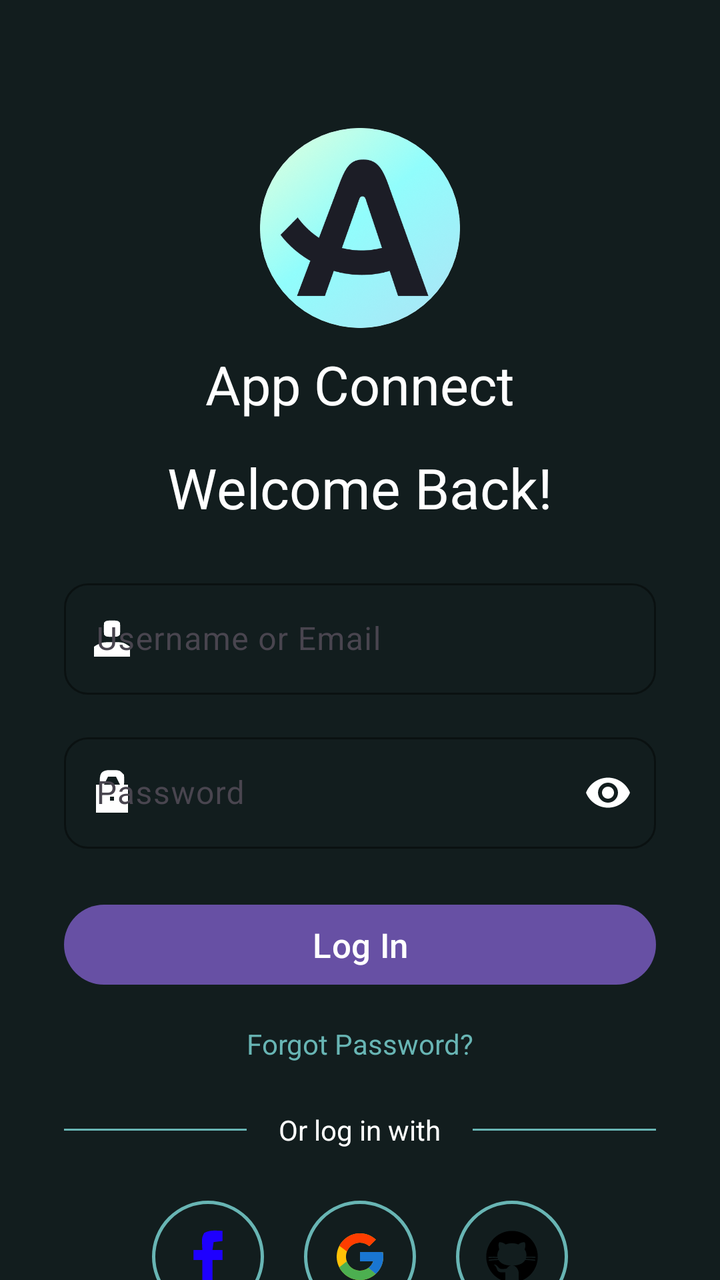
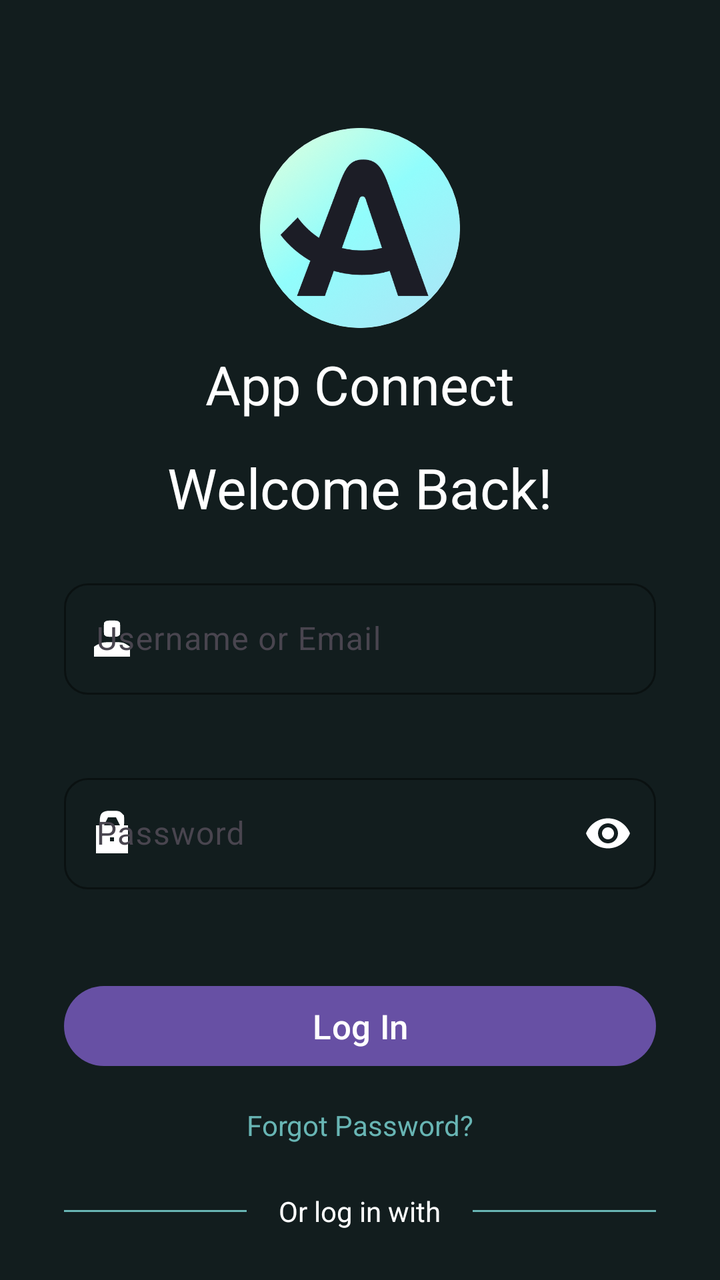

Two renders of the same Android screen: before a commit and after it. Below are the layout's source before the change and the commit's diff.
<!-- AndroidManifest.xml: application theme Theme.LoginForm -->
<!-- res/layout/activity_main.xml -->
<?xml version="1.0" encoding="utf-8"?>
<androidx.constraintlayout.widget.ConstraintLayout xmlns:android="http://schemas.android.com/apk/res/android"
    xmlns:app="http://schemas.android.com/apk/res-auto"
    xmlns:tools="http://schemas.android.com/tools"
    android:id="@+id/main"
    android:layout_width="match_parent"
    android:layout_height="match_parent"
    android:background="@color/background_dark"
    tools:context=".MainActivity">

    <ImageView
        android:id="@+id/logo"
        android:layout_width="100dp"
        android:layout_height="100dp"
        android:layout_marginTop="64dp"
        android:background="@drawable/circle_shape"
        android:clipToOutline="true"
        android:contentDescription="@string/logo_desc"
        android:scaleType="centerCrop"
        android:src="@drawable/logo"
        tools:targetApi="21"
        app:layout_constraintEnd_toEndOf="parent"
        app:layout_constraintStart_toStartOf="parent"
        app:layout_constraintTop_toTopOf="parent" />

    <TextView
        android:id="@+id/tvApp"
        android:layout_width="wrap_content"
        android:layout_height="wrap_content"
        android:layout_marginTop="10dp"
        android:text="App Connect"
        android:textSize="27sp"
        android:textColor="@color/white"
        app:layout_constraintEnd_toEndOf="parent"
        app:layout_constraintStart_toStartOf="parent"
        app:layout_constraintTop_toBottomOf="@+id/logo" />

    <TextView
        android:id="@+id/tvMessage"
        android:layout_width="wrap_content"
        android:layout_height="wrap_content"
        android:text="Welcome Back!"
        android:textSize="28sp"
        android:layout_marginTop="15dp"
        android:textColor="@color/white"
        app:layout_constraintEnd_toEndOf="parent"
        app:layout_constraintStart_toStartOf="parent"
        app:layout_constraintTop_toBottomOf="@+id/tvApp" />

    <com.google.android.material.textfield.TextInputLayout
        android:id="@+id/usernameLayout"
        android:layout_width="0dp"
        android:layout_height="wrap_content"
        android:layout_marginStart="32dp"
        android:layout_marginEnd="32dp"
        android:layout_marginTop="24dp"
        android:hint="@string/username_hint"
        app:boxBackgroundMode="outline"
        app:boxCornerRadiusTopStart="12dp"
        app:boxCornerRadiusTopEnd="12dp"
        app:boxCornerRadiusBottomStart="12dp"
        app:boxCornerRadiusBottomEnd="12dp"
        app:boxStrokeColor="@color/brand_teal"
        app:hintTextColor="@color/brand_teal"
        app:startIconDrawable="@drawable/username_24"
        app:startIconTint="@color/white"
        app:layout_constraintEnd_toEndOf="parent"
        app:layout_constraintStart_toStartOf="parent"
        app:layout_constraintTop_toBottomOf="@+id/tvMessage">

        <com.google.android.material.textfield.TextInputEditText
            android:id="@+id/usernameEditText"
            android:layout_width="match_parent"
            android:layout_height="wrap_content"
            android:inputType="text"
            android:imeOptions="actionNext"
            android:maxLines="1"
            android:textColor="@color/white" />

    </com.google.android.material.textfield.TextInputLayout>

    <com.google.android.material.textfield.TextInputLayout
        android:id="@+id/passwordLayout"
        android:layout_width="0dp"
        android:layout_height="wrap_content"
        android:layout_marginStart="32dp"
        android:layout_marginEnd="32dp"
        android:layout_marginTop="16dp"
        android:hint="@string/password_hint"
        app:boxBackgroundMode="outline"
        app:boxCornerRadiusTopStart="12dp"
        app:boxCornerRadiusTopEnd="12dp"
        app:boxCornerRadiusBottomStart="12dp"
        app:boxCornerRadiusBottomEnd="12dp"
        app:boxStrokeColor="@color/brand_teal"
        app:hintTextColor="@color/brand_teal"
        app:startIconDrawable="@drawable/password_24"
        app:startIconTint="@color/white"
        app:endIconMode="password_toggle"
        app:endIconTint="@color/white"
        app:layout_constraintEnd_toEndOf="parent"
        app:layout_constraintStart_toStartOf="parent"
        app:layout_constraintTop_toBottomOf="@+id/usernameLayout">

        <com.google.android.material.textfield.TextInputEditText
            android:id="@+id/passwordEditText"
            android:layout_width="match_parent"
            android:layout_height="wrap_content"
            android:inputType="textPassword"
            android:imeOptions="actionDone"
            android:maxLines="1"
            android:textColor="@color/white" />

    </com.google.android.material.textfield.TextInputLayout>

    <Button
        android:id="@+id/btnLogin"
        android:layout_width="0dp"
        android:layout_height="wrap_content"
        android:layout_marginStart="32dp"
        android:layout_marginEnd="32dp"
        android:layout_marginTop="24dp"
        android:text="@string/login_button"
        android:textSize="17sp"
        app:layout_constraintEnd_toEndOf="parent"
        app:layout_constraintStart_toStartOf="parent"
        app:layout_constraintTop_toBottomOf="@+id/passwordLayout" />

    <TextView
        android:id="@+id/tvForgotPassword"
        android:layout_width="wrap_content"
        android:layout_height="wrap_content"
        android:layout_marginTop="16dp"
        android:clickable="true"
        android:focusable="true"
        android:text="@string/forgot_password"
        android:textColor="@color/brand_teal"
        android:textSize="14sp"
        app:layout_constraintEnd_toEndOf="parent"
        app:layout_constraintStart_toStartOf="parent"
        app:layout_constraintTop_toBottomOf="@+id/btnLogin" />

    <LinearLayout
        android:id="@+id/dividerLayout"
        android:layout_width="0dp"
        android:layout_height="wrap_content"
        android:layout_marginStart="32dp"
        android:layout_marginEnd="32dp"
        android:layout_marginTop="24dp"
        android:gravity="center_vertical"
        android:orientation="horizontal"
        app:layout_constraintEnd_toEndOf="parent"
        app:layout_constraintStart_toStartOf="parent"
        app:layout_constraintTop_toBottomOf="@+id/tvForgotPassword">

        <View
            android:layout_width="0dp"
            android:layout_height="1dp"
            android:layout_weight="1"
            android:background="@color/brand_teal" />

        <TextView
            android:layout_width="wrap_content"
            android:layout_height="wrap_content"
            android:layout_marginStart="16dp"
            android:layout_marginEnd="16dp"
            android:text="@string/or_login_with"
            android:textColor="@color/white"
            android:textSize="14sp" />

        <View
            android:layout_width="0dp"
            android:layout_height="1dp"
            android:layout_weight="1"
            android:background="@color/brand_teal" />

    </LinearLayout>

    <LinearLayout
        android:id="@+id/socialLayout"
        android:layout_width="wrap_content"
        android:layout_height="wrap_content"
        android:layout_marginTop="16dp"
        android:orientation="horizontal"
        app:layout_constraintEnd_toEndOf="parent"
        app:layout_constraintStart_toStartOf="parent"
        app:layout_constraintTop_toBottomOf="@+id/dividerLayout">

        <ImageView
            android:id="@+id/btnFacebook"
            android:layout_width="56dp"
            android:layout_height="56dp"
            android:layout_margin="10dp"
            android:background="@drawable/social_button_bg"
            android:clickable="true"
            android:contentDescription="@string/facebook_desc"
            android:focusable="true"
            android:padding="14dp"
            android:src="@drawable/facebook" />

        <ImageView
            android:id="@+id/btnGoogle"
            android:layout_width="56dp"
            android:layout_height="56dp"
            android:layout_margin="10dp"
            android:background="@drawable/social_button_bg"
            android:clickable="true"
            android:contentDescription="@string/google_desc"
            android:focusable="true"
            android:padding="14dp"
            android:src="@drawable/google" />

        <ImageView
            android:id="@+id/btnGithub"
            android:layout_width="56dp"
            android:layout_height="56dp"
            android:layout_margin="10dp"
            android:background="@drawable/social_button_bg"
            android:clickable="true"
            android:contentDescription="@string/github_desc"
            android:focusable="true"
            android:padding="14dp"
            android:src="@drawable/github" />

    </LinearLayout>

    <TextView
        android:id="@+id/tvSignUp"
        android:layout_width="wrap_content"
        android:layout_height="wrap_content"
        android:layout_marginTop="12dp"
        android:layout_marginBottom="32dp"
        android:text="@string/signup_prompt"
        android:textColor="@color/white"
        android:textSize="14sp"
        app:layout_constraintBottom_toBottomOf="parent"
        app:layout_constraintEnd_toEndOf="parent"
        app:layout_constraintStart_toStartOf="parent"
        app:layout_constraintTop_toBottomOf="@+id/socialLayout" />





</androidx.constraintlayout.widget.ConstraintLayout>
<!-- resources referenced by this layout -->
<resources>
  <color name="background_dark">#121d1e</color>
  <color name="brand_teal">#68b5b4</color>
  <color name="white">#FFFFFFFF</color>
  <!-- drawable circle_shape (drawable) -->
  <?xml version="1.0" encoding="utf-8"?>
  <shape xmlns:android="http://schemas.android.com/apk/res/android"
      android:shape="oval">
      <solid android:color="@android:color/white" />
  </shape>
  <!-- drawable facebook (drawable) -->
  <vector xmlns:android="http://schemas.android.com/apk/res/android"
      android:width="50dp"
      android:height="50dp"
      android:viewportWidth="50"
      android:viewportHeight="50">
    <path
        android:pathData="M38,2C38,4.97 38,7.94 38,11C35.36,11.33 32.72,11.66 30,12C29.67,14.31 29.34,16.62 29,19C31.97,19 34.94,19 38,19C38,21.97 38,24.94 38,28C35.03,28 32.06,28 29,28C29,34.6 29,41.2 29,48C26.03,48 23.06,48 20,48C20,41.4 20,34.8 20,28C17.36,28 14.72,28 12,28C12,25.03 12,22.06 12,19C14.64,19 17.28,19 20,19C19.913,17.788 19.913,17.788 19.824,16.551C19.465,8.031 19.465,8.031 21.688,3.75C26.923,0.984 32.2,1.618 38,2Z"
        android:fillColor="#1E00FF"/>
  </vector>
  <!-- drawable password_24 (drawable) -->
  <vector xmlns:android="http://schemas.android.com/apk/res/android"
      android:width="24dp"
      android:height="24dp"
      android:viewportWidth="24"
      android:viewportHeight="24">
    <path
        android:pathData="M9.875,0.734C10.576,0.74 11.278,0.745 12,0.75C12.701,0.745 13.403,0.74 14.125,0.734C16,1 16,1 18,3C18.125,5.625 18.125,5.625 18,8C18.66,8 19.32,8 20,8C20,12.62 20,17.24 20,22C14.72,22 9.44,22 4,22C4,17.38 4,12.76 4,8C4.66,8 5.32,8 6,8C5.959,7.216 5.918,6.432 5.875,5.625C6.024,2.488 6.626,1.195 9.875,0.734ZM10,4C9.34,5.32 8.68,6.64 8,8C10.64,8 13.28,8 16,8C15.34,6.68 14.68,5.36 14,4C12.68,4 11.36,4 10,4ZM11,14C11,14.66 11,15.32 11,16C11.66,16 12.32,16 13,16C13,15.34 13,14.68 13,14C12.34,14 11.68,14 11,14Z"
        android:fillColor="#FFFFFF"/>
  </vector>
  <!-- drawable social_button_bg (drawable) -->
  <?xml version="1.0" encoding="utf-8"?>
  <shape xmlns:android="http://schemas.android.com/apk/res/android"
      android:shape="oval">
      <stroke
          android:width="1.5dp"
          android:color="@color/brand_teal" />
      <solid android:color="@android:color/transparent" />
  </shape>
  <!-- drawable username_24 (drawable) -->
  <vector xmlns:android="http://schemas.android.com/apk/res/android"
      android:width="24dp"
      android:height="24dp"
      android:viewportWidth="24"
      android:viewportHeight="24">
    <path
        android:pathData="M12,13.75C13.052,13.745 14.104,13.74 15.188,13.734C18,14 18,14 21,16C21,17.65 21,19.3 21,21C15.06,21 9.12,21 3,21C3,19.35 3,17.7 3,16C6.462,13.692 7.918,13.73 12,13.75Z"
        android:fillColor="#67B4B3"/>
    <path
        android:pathData="M12,2.875C15,3 15,3 16,4C16.125,7 16.125,7 16,10C15,11 15,11 12,11.125C9,11 9,11 8,10C7.875,7 7.875,7 8,4C9,3 9,3 12,2.875Z"
        android:fillColor="#67B5B3"/>
  </vector>
  <string name="facebook_desc">Facebook Login</string>
  <string name="forgot_password">Forgot Password?</string>
  <string name="github_desc">GitHub Login</string>
  <string name="google_desc">Google Login</string>
  <string name="login_button">Log In</string>
  <string name="logo_desc">App Logo</string>
  <string name="or_login_with">Or log in with</string>
  <string name="password_hint">Password</string>
  <string name="signup_prompt">Don\'t have an account? Sign up</string>
  <string name="username_hint">Username or Email</string>
  <style name="Theme.LoginForm" parent="Base.Theme.LoginForm" />
  <style name="Base.Theme.LoginForm" parent="Theme.Material3.DayNight.NoActionBar">
          
          
      </style>
  <!-- unchanged entries left out for length: 3 -->
</resources>

<!-- the commit's change to res/layout/activity_main.xml (unified diff, before → after) -->
@@ -61,6 +61,7 @@
         app:boxCornerRadiusBottomStart="12dp"
         app:boxCornerRadiusBottomEnd="12dp"
         app:boxStrokeColor="@color/brand_teal"
+        app:errorEnabled="true"
         app:hintTextColor="@color/brand_teal"
         app:startIconDrawable="@drawable/username_24"
         app:startIconTint="@color/white"
@@ -75,6 +76,7 @@
             android:inputType="text"
             android:imeOptions="actionNext"
             android:maxLines="1"
+            android:singleLine="true"
             android:textColor="@color/white" />
 
     </com.google.android.material.textfield.TextInputLayout>
@@ -93,6 +95,7 @@
         app:boxCornerRadiusBottomStart="12dp"
         app:boxCornerRadiusBottomEnd="12dp"
         app:boxStrokeColor="@color/brand_teal"
+        app:errorEnabled="true"
         app:hintTextColor="@color/brand_teal"
         app:startIconDrawable="@drawable/password_24"
         app:startIconTint="@color/white"
@@ -109,6 +112,7 @@
             android:inputType="textPassword"
             android:imeOptions="actionDone"
             android:maxLines="1"
+            android:singleLine="true"
             android:textColor="@color/white" />
 
     </com.google.android.material.textfield.TextInputLayout>
